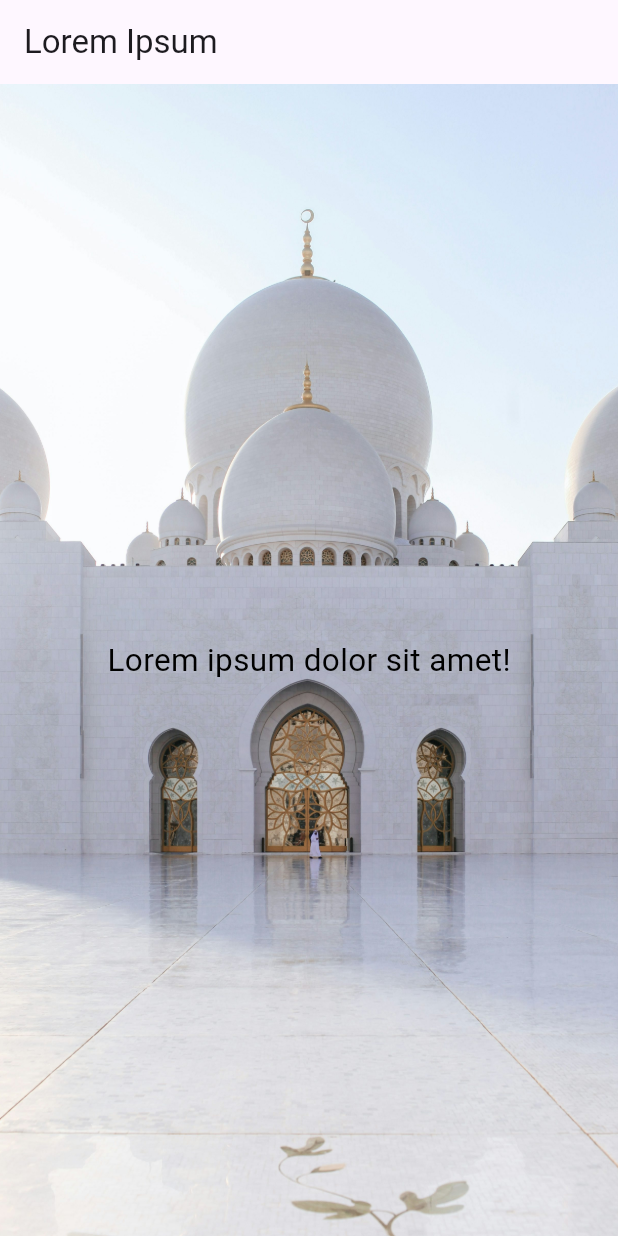
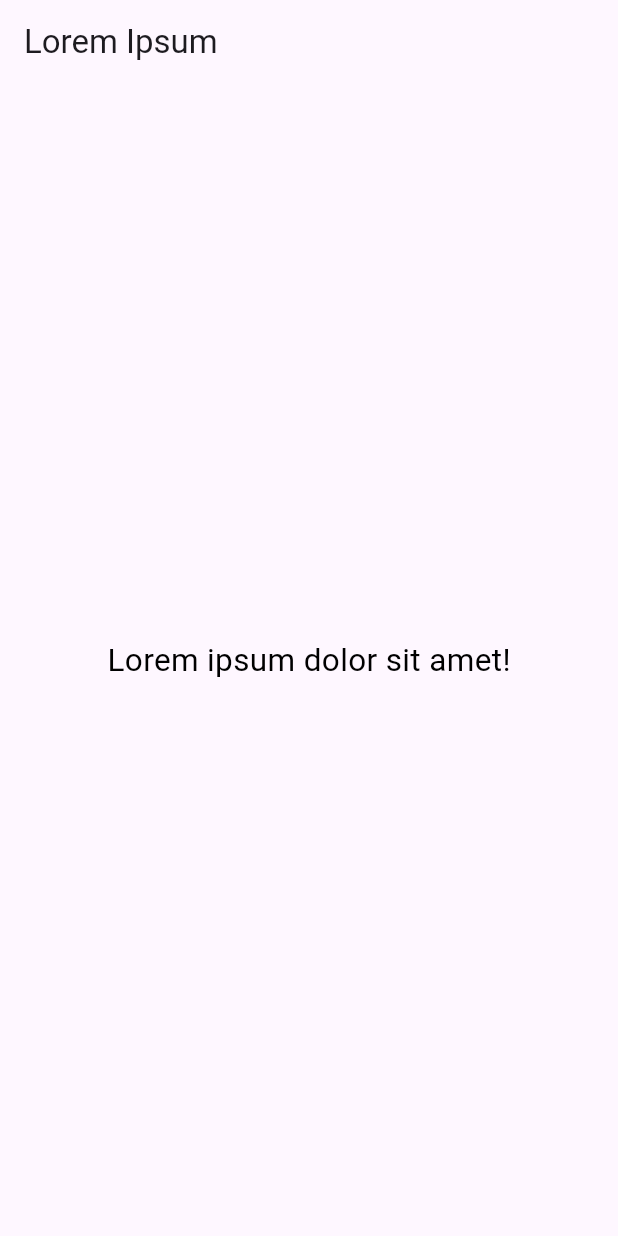
Before and after one commit to rznive/Leve-Tot, a Flutter app: the DashboardScreen screen opened directly, on a phone screen of 412 x 824 dp. Run offline on Flutter 3.47's test engine with Material 3 defaults, Android fonts, the phone set to English and light mode, and no system bars.

Commit message:
remove BackgroundImage dashboard

```diff
--- a/lib/components/Dashboard.dart
+++ b/lib/components/Dashboard.dart
@@ -8,12 +8,6 @@ class DashboardScreen extends StatelessWidget {
     return Scaffold(
       appBar: AppBar(title: const Text('Lorem Ipsum')),
       body: Container(
-        decoration: BoxDecoration(
-          image: DecorationImage(
-            image: AssetImage('lib/assets/bg-page3.jpg'),
-            fit: BoxFit.cover,
-          ),
-        ),
         child: Center(
           child: Text(
             'Lorem ipsum dolor sit amet!',
--- a/pubspec.yaml
+++ b/pubspec.yaml
@@ -19,5 +19,5 @@ dev_dependencies:
 flutter:
   uses-material-design: true
 
-  assets:
-    - lib/assets/
+  # assets:
+  #   - lib/assets/
```
